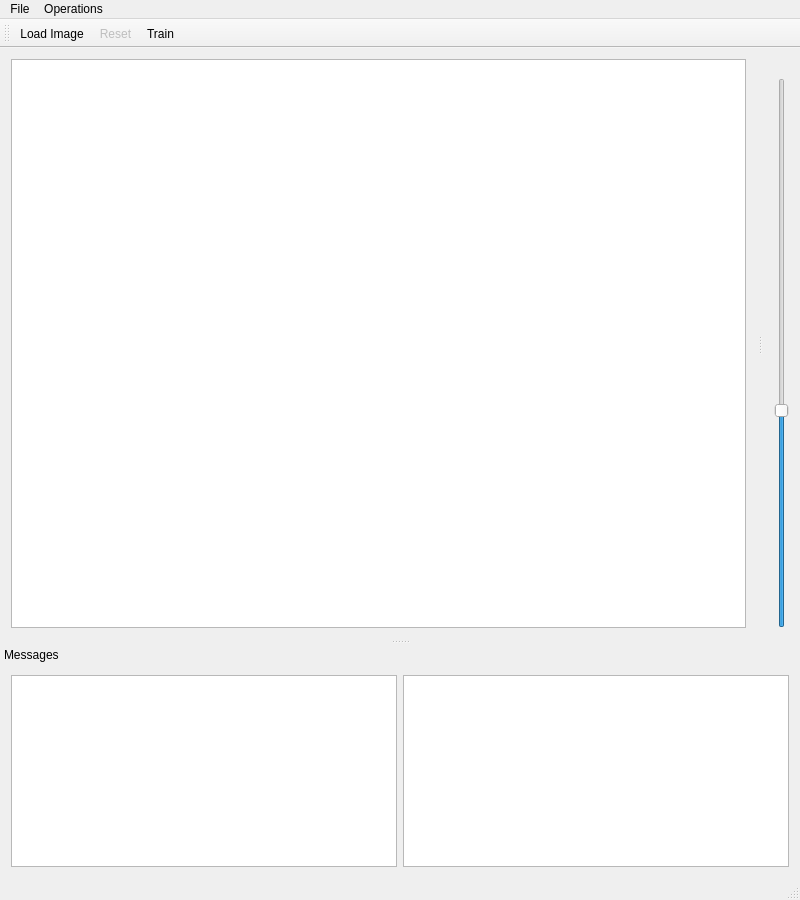
Qt form SpeedSignDetectorViewer/mainwindow.ui (maltelenz/SpeedSignDetector) before a commit.
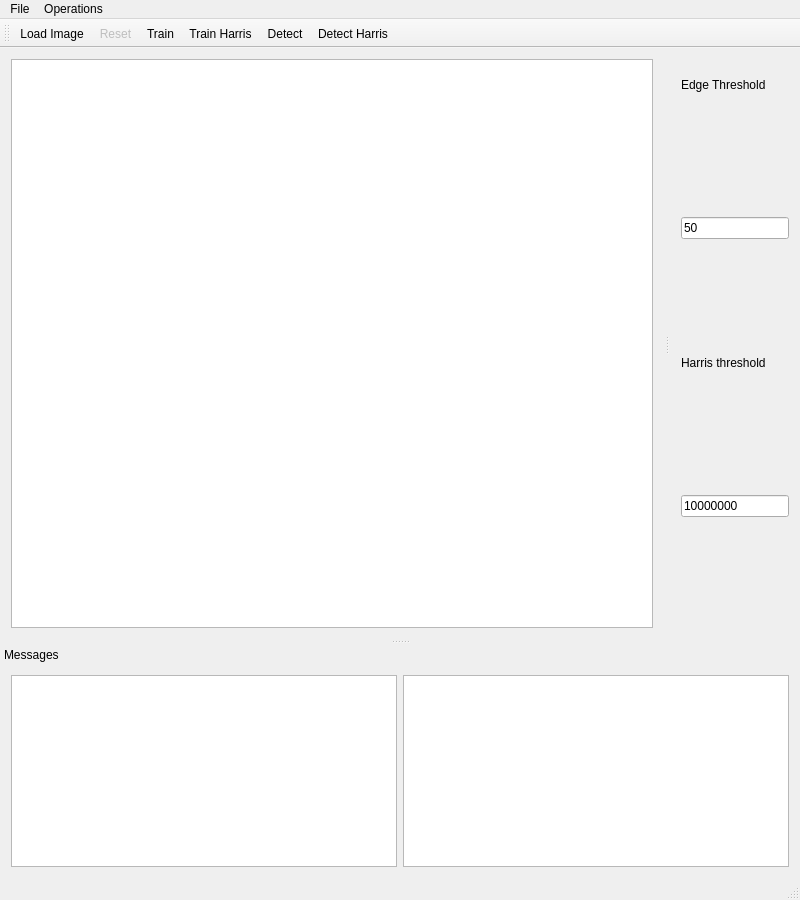
The same form after that commit.

Commit message: Implement the basics for a harris corner detector.

What changed in the file:
```diff
--- a/SpeedSignDetectorViewer/mainwindow.ui
+++ b/SpeedSignDetectorViewer/mainwindow.ui
@@ -66,6 +66,9 @@
    <addaction name="actionLoad_Image"/>
    <addaction name="actionReset"/>
    <addaction name="actionTrain"/>
+   <addaction name="actionTrain_Harris"/>
+   <addaction name="actionDetect"/>
+   <addaction name="actionDetect_Harris"/>
   </widget>
   <widget class="QStatusBar" name="statusBar"/>
   <widget class="QDockWidget" name="messagesDock">
@@ -118,22 +121,33 @@
    </attribute>
    <widget class="QWidget" name="dockWidgetContents_2">
     <layout class="QGridLayout" name="gridLayout_3">
-     <item row="0" column="1">
-      <layout class="QVBoxLayout" name="verticalLayout">
-       <item>
-        <widget class="QSlider" name="lowerThreshold">
-         <property name="maximum">
-          <number>255</number>
-         </property>
-         <property name="value">
-          <number>100</number>
-         </property>
-         <property name="orientation">
-          <enum>Qt::Vertical</enum>
-         </property>
-        </widget>
-       </item>
-      </layout>
+     <item row="1" column="0" alignment="Qt::AlignTop">
+      <widget class="QLabel" name="label">
+       <property name="text">
+        <string>Edge Threshold</string>
+       </property>
+      </widget>
+     </item>
+     <item row="5" column="0" alignment="Qt::AlignTop">
+      <widget class="QLineEdit" name="harrisThreshold">
+       <property name="text">
+        <string>10000000</string>
+       </property>
+      </widget>
+     </item>
+     <item row="3" column="0" alignment="Qt::AlignTop">
+      <widget class="QLineEdit" name="edgeThreshold">
+       <property name="text">
+        <string>50</string>
+       </property>
+      </widget>
+     </item>
+     <item row="4" column="0" alignment="Qt::AlignTop">
+      <widget class="QLabel" name="label_2">
+       <property name="text">
+        <string>Harris threshold</string>
+       </property>
+      </widget>
      </item>
     </layout>
    </widget>
@@ -225,6 +239,26 @@
     <string>Eliminate Colors</string>
    </property>
   </action>
+  <action name="actionDetect">
+   <property name="text">
+    <string>Detect</string>
+   </property>
+  </action>
+  <action name="actionHarris_Corners">
+   <property name="text">
+    <string>Harris Corners</string>
+   </property>
+  </action>
+  <action name="actionTrain_Harris">
+   <property name="text">
+    <string>Train Harris</string>
+   </property>
+  </action>
+  <action name="actionDetect_Harris">
+   <property name="text">
+    <string>Detect Harris</string>
+   </property>
+  </action>
  </widget>
  <layoutdefault spacing="6" margin="11"/>
  <resources/>
```
Left out of the diff: 1 changed line with no effect on the pictures. The commit also changes 7 other files.
